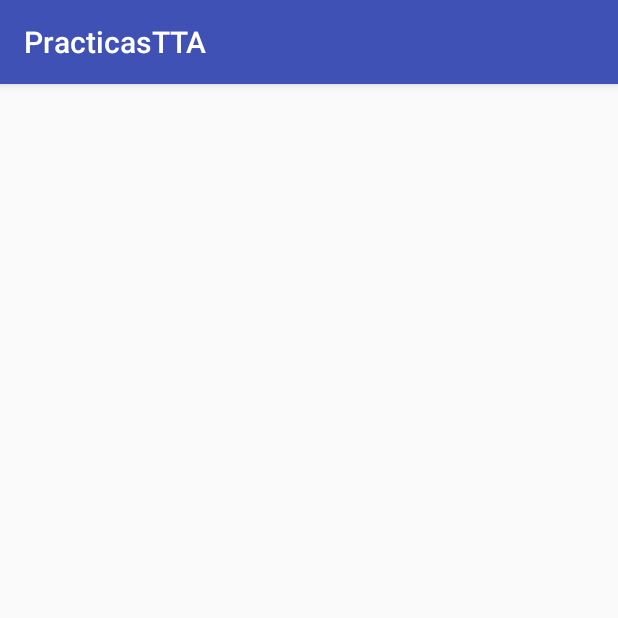
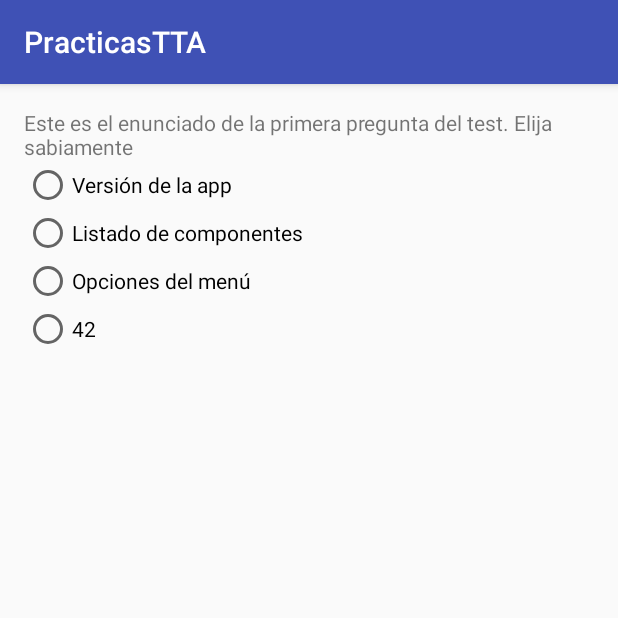
Before and after one commit to BorjaMinguela/PracticasTTA, an Android app: the NuevoTest screen opened directly, with no data from a screen before it, on a phone screen of 412 x 824 dp, the top half of it. Run offline under Robolectric (Android 15) with nearby library versions, the phone set to English and light mode, and no system bars.

```diff
--- a/app/src/main/java/com/example/borja/practicastta/LoginActivity.java
+++ b/app/src/main/java/com/example/borja/practicastta/LoginActivity.java
@@ -34,26 +34,34 @@ import java.util.List;
 
 import static android.Manifest.permission.READ_CONTACTS;
 
+
+public class LoginActivity extends AppCompatActivity {
+
+    @Override
+    protected void onCreate(Bundle savedInstanceState) {
+        super.onCreate(savedInstanceState);
+        setContentView(R.layout.activity_login);
+    }
+}
 /**
  * A login screen that offers login via email/password.
  */
-public class LoginActivity extends AppCompatActivity implements LoaderCallbacks<Cursor> {
+//public class LoginActivity extends AppCompatActivity implements LoaderCallbacks<Cursor> {
 
-    /**
+  /*  *//**
      * Id to identity READ_CONTACTS permission request.
-     */
+     *//*
     private static final int REQUEST_READ_CONTACTS = 0;
 
-    /**
-     * A dummy authentication store containing known user names and passwords.
-     * TODO: remove after connecting to a real authentication system.
-     */
+    *//**
+     * A dummy authentication store containing known user names and passwords
+     *//*
     private static final String[] DUMMY_CREDENTIALS = new String[]{
             "foo@example.com:hello", "bar@example.com:world"
     };
-    /**
+    *//**
      * Keep track of the login task to ensure we can cancel it if requested.
-     */
+     *//*
     private UserLoginTask mAuthTask = null;
 
     // UI references.
@@ -124,9 +132,9 @@ public class LoginActivity extends AppCompatActivity implements LoaderCallbacks<
         return false;
     }
 
-    /**
+    *//**
      * Callback received when a permissions request has been completed.
-     */
+     *//*
     @Override
     public void onRequestPermissionsResult(int requestCode, @NonNull String[] permissions,
                                            @NonNull int[] grantResults) {
@@ -138,11 +146,11 @@ public class LoginActivity extends AppCompatActivity implements LoaderCallbacks<
     }
 
 
-    /**
+    *//**
      * Attempts to sign in or register the account specified by the login form.
      * If there are form errors (invalid email, missing fields, etc.), the
      * errors are presented and no actual login attempt is made.
-     */
+     *//*
     private void attemptLogin() {
         if (mAuthTask != null) {
             return;
@@ -200,9 +208,9 @@ public class LoginActivity extends AppCompatActivity implements LoaderCallbacks<
         return password.length() > 4;
     }
 
-    /**
+    *//**
      * Shows the progress UI and hides the login form.
-     */
+     *//*
     @TargetApi(Build.VERSION_CODES.HONEYCOMB_MR2)
     private void showProgress(final boolean show) {
         // On Honeycomb MR2 we have the ViewPropertyAnimator APIs, which allow
@@ -290,10 +298,10 @@ public class LoginActivity extends AppCompatActivity implements LoaderCallbacks<
         int IS_PRIMARY = 1;
     }
 
-    /**
+    *//**
      * Represents an asynchronous login/registration task used to authenticate
      * the user.
-     */
+     *//*
     public class UserLoginTask extends AsyncTask<Void, Void, Boolean> {
 
         private final String mEmail;
@@ -345,5 +353,5 @@ public class LoginActivity extends AppCompatActivity implements LoaderCallbacks<
             mAuthTask = null;
             showProgress(false);
         }
-    }
-}
+    }*/
+//}
--- a/app/src/main/res/layout/activity_nuevo_test.xml
+++ b/app/src/main/res/layout/activity_nuevo_test.xml
@@ -11,4 +11,42 @@
     android:orientation="vertical"
     tools:context="com.example.borja.practicastta.NuevoTest">
 
+    <TextView
+        android:layout_width="match_parent"
+        android:layout_height="wrap_content"
+        android:text="Este es el enunciado de la primera pregunta del test. Elija sabiamente"/>
+    <RadioGroup
+        android:id="@+id/test_choices"
+        android:layout_width="match_parent"
+        android:layout_height="wrap_content">
+        <RadioButton
+            android:layout_width="match_parent"
+            android:layout_height="wrap_content"
+            android:text="Versión de la app"
+            />
+        <RadioButton
+            android:layout_width="match_parent"
+            android:layout_height="wrap_content"
+            android:text="Listado de componentes"
+            />
+        <RadioButton
+            android:layout_width="match_parent"
+            android:layout_height="wrap_content"
+            android:text="Opciones del menú"
+            />
+        <RadioButton
+            android:layout_width="match_parent"
+            android:layout_height="wrap_content"
+            android:text="42"
+            />
+    </RadioGroup>
+    <Button
+        android:id="@+id/button_sendTest"
+        android:layout_width="match_parent"
+        android:layout_height="wrap_content"
+        android:visibility="invisible"
+        android:onClick="send"
+
+        />
+
 </LinearLayout>
```
